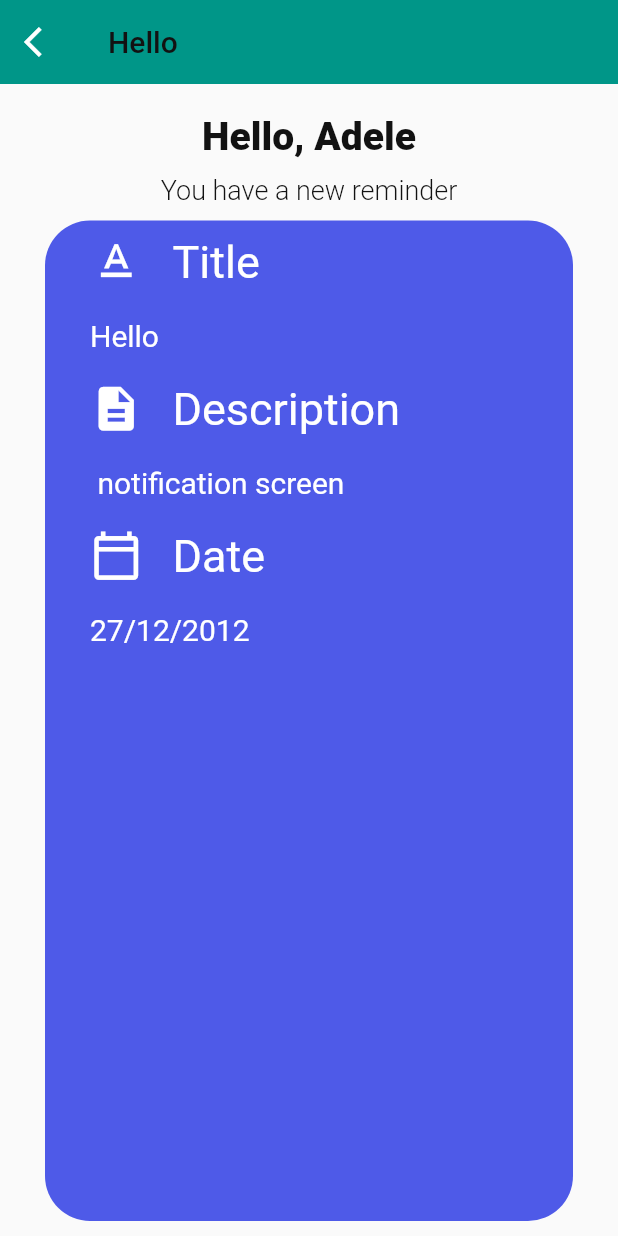
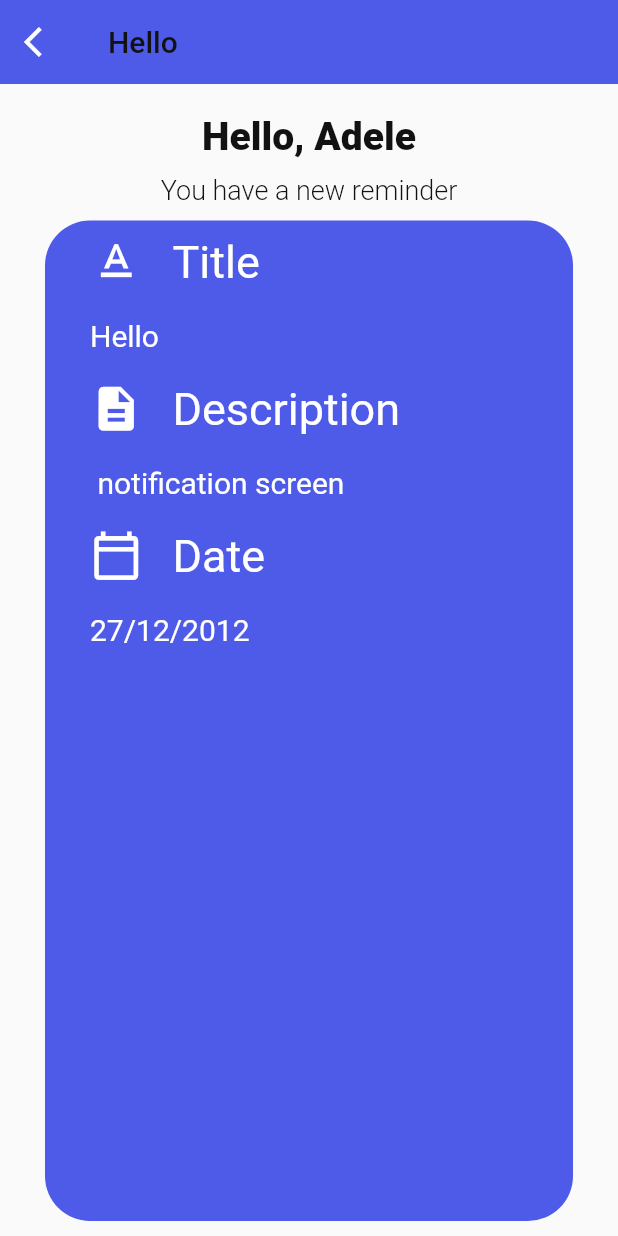
Before and after one commit to MohamedSlama/todo, a Flutter app: the screen it shows after launch, on a phone screen of 412 x 824 dp. Run offline on Flutter 3.47's test engine with Material 2 defaults, Android fonts, the phone set to English and light mode, and no system bars; our stand-ins replace get, google_fonts.

Commit message:
initialized application themes

```diff
--- a/lib/main.dart
+++ b/lib/main.dart
@@ -3,6 +3,7 @@ import 'package:flutter/services.dart';
 import 'package:get/get.dart';
 import 'ui/pages/home_page.dart';
 import 'ui/pages/notification_screen.dart';
+import 'ui/theme.dart';
 
 void main() {
   SystemChrome.setSystemUIOverlayStyle(
@@ -22,13 +23,13 @@ class MyApp extends StatelessWidget {
   Widget build(BuildContext context) {
     return GetMaterialApp(
       title: 'Flutter Demo',
-      theme: ThemeData(
-        primaryColor: Colors.teal,
-        backgroundColor: Colors.teal,
-      ),
+      theme: Themes.light,
+      darkTheme: Themes.dark,
+      themeMode: ThemeMode.light,
       debugShowCheckedModeBanner: false,
       showPerformanceOverlay: false,
-      home: const NotificationScreen(payload: 'Hello| notification screen|27/12/2012'),
+      home: const NotificationScreen(
+          payload: 'Hello| notification screen|27/12/2012'),
     );
   }
 }
--- a/lib/ui/theme.dart
+++ b/lib/ui/theme.dart
@@ -1,4 +1,6 @@
 import 'package:flutter/material.dart';
+import 'package:get/get.dart';
+import 'package:google_fonts/google_fonts.dart';
 
 const Color bluishClr = Color(0xFF4e5ae8);
 const Color orangeClr = Color(0xCFFF8746);
@@ -8,4 +10,66 @@ const primaryClr = bluishClr;
 const Color darkGreyClr = Color(0xFF121212);
 const Color darkHeaderClr = Color(0xFF424242);
 
-class Themes {}
+class Themes {
+  //? Light Mode
+  static final light = ThemeData(
+    primaryColor: primaryClr,
+    backgroundColor: primaryClr,
+    brightness: Brightness.light,
+  );
+
+  //? Dark Mode
+  static final dark = ThemeData(
+    primaryColor: darkGreyClr,
+    backgroundColor: darkGreyClr,
+    brightness: Brightness.dark,
+  );
+
+  //? Headers text style
+  TextStyle get headingStyle => GoogleFonts.lato(
+        textStyle: TextStyle(
+            color: Get.isDarkMode ? Colors.white : Colors.black,
+            fontSize: 24,
+            fontWeight: FontWeight.bold),
+      );
+
+  //? Sub headers text style
+  TextStyle get subHeadingStyle => GoogleFonts.lato(
+        textStyle: TextStyle(
+            color: Get.isDarkMode ? Colors.white : Colors.black,
+            fontSize: 20,
+            fontWeight: FontWeight.bold),
+      );
+
+  //? Title text style
+  TextStyle get titleStyle => GoogleFonts.lato(
+        textStyle: TextStyle(
+            color: Get.isDarkMode ? Colors.white : Colors.black,
+            fontSize: 18,
+            fontWeight: FontWeight.bold),
+      );
+
+  //? Sub title text style
+  TextStyle get subTitleStyle => GoogleFonts.lato(
+        textStyle: TextStyle(
+            color: Get.isDarkMode ? Colors.white : Colors.black,
+            fontSize: 16,
+            fontWeight: FontWeight.w400),
+      );
+
+  //? Body text style
+  TextStyle get bodyStyle => GoogleFonts.lato(
+        textStyle: TextStyle(
+            color: Get.isDarkMode ? Colors.white : Colors.black,
+            fontSize: 14,
+            fontWeight: FontWeight.w400),
+      );
+
+  //? Body2 text style
+  TextStyle get body2Style => GoogleFonts.lato(
+        textStyle: TextStyle(
+            color: Get.isDarkMode ? Colors.grey[200] : Colors.black,
+            fontSize: 14,
+            fontWeight: FontWeight.w400),
+      );
+}
```
